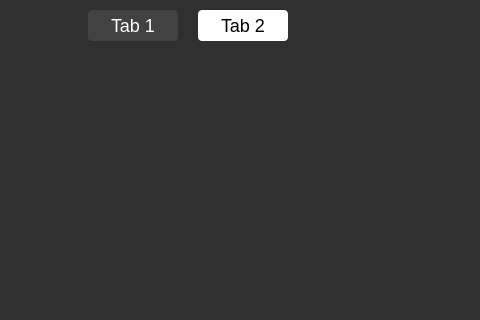
Old version of the form mainwindow.ui in the repository PyFlat-Studios-JR/Plant-The-Bomb; both pictures show x 0 to 480 and y 0 to 320 of the 900 by 500 pixel window.
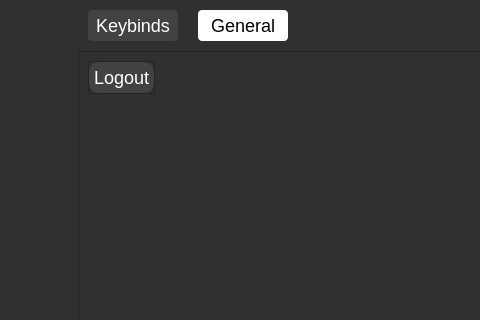
New version of the form. The open tabs and pages were chosen to show the change. Icons and pictures are not drawn. Custom widgets are drawn as their Qt base class.

```diff
--- a/mainwindow.ui
+++ b/mainwindow.ui
@@ -131,9 +131,14 @@
 QTableView, QTableView::item, QTreeView, QTreeView::item{
     border: 0;
 }
-QPushButton#quit_button, QPushButton#pause_button, QPushButton#reset_keybinds_btn, QPushButton#save_keybinds_btn{
+QPushButton#quit_button,
+QPushButton#pause_button,
+QPushButton#reset_keybinds_btn,
+QPushButton#save_keybinds_btn,
+QPushButton#logout_button{
     background: #424242;
     border-radius: 10px;
+    padding: 5px;
 }
 
 QPushButton#play{
@@ -142,7 +147,13 @@
     margin-top: 8px;
     margin-bottom: 8px;
 }
-QPushButton#play:hover, QPushButton#quit_button:hover, QPushButton#pause_button:hover, QPushButton#save_keybinds_btn:hover, QPushButton#reset_keybinds_btn:hover{
+
+QPushButton#play:hover,
+QPushButton#quit_button:hover,
+QPushButton#pause_button:hover,
+QPushButton#save_keybinds_btn:hover,
+QPushButton#reset_keybinds_btn:hover,
+QPushButton#logout_button:hover{
     background: #212121;
 }
 QScrollBar::sub-line:vertical, QScrollBar::add-line:vertical {
@@ -957,7 +968,7 @@
               </property>
               <widget class="QWidget" name="tab">
                <attribute name="title">
-                <string>Tab 1</string>
+                <string>Keybinds</string>
                </attribute>
                <layout class="QVBoxLayout" name="verticalLayout_16">
                 <property name="spacing">
@@ -1081,8 +1092,71 @@
               </widget>
               <widget class="QWidget" name="tab_2">
                <attribute name="title">
-                <string>Tab 2</string>
+                <string>General</string>
                </attribute>
+               <layout class="QHBoxLayout" name="horizontalLayout_27">
+                <property name="spacing">
+                 <number>0</number>
+                </property>
+                <property name="leftMargin">
+                 <number>0</number>
+                </property>
+                <property name="topMargin">
+                 <number>0</number>
+                </property>
+                <property name="rightMargin">
+                 <number>0</number>
+                </property>
+                <property name="bottomMargin">
+                 <number>0</number>
+                </property>
+                <item>
+                 <widget class="QFrame" name="frame_29">
+                  <property name="frameShape">
+                   <enum>QFrame::StyledPanel</enum>
+                  </property>
+                  <property name="frameShadow">
+                   <enum>QFrame::Raised</enum>
+                  </property>
+                  <layout class="QVBoxLayout" name="verticalLayout_17">
+                   <item alignment="Qt::AlignLeft|Qt::AlignTop">
+                    <widget class="QFrame" name="frame_30">
+                     <property name="frameShape">
+                      <enum>QFrame::StyledPanel</enum>
+                     </property>
+                     <property name="frameShadow">
+                      <enum>QFrame::Raised</enum>
+                     </property>
+                     <layout class="QHBoxLayout" name="horizontalLayout_28">
+                      <property name="spacing">
+                       <number>0</number>
+                      </property>
+                      <property name="leftMargin">
+                       <number>0</number>
+                      </property>
+                      <property name="topMargin">
+                       <number>0</number>
+                      </property>
+                      <property name="rightMargin">
+                       <number>0</number>
+                      </property>
+                      <property name="bottomMargin">
+                       <number>0</number>
+                      </property>
+                      <item>
+                       <widget class="QPushButton" name="logout_button">
+                        <property name="text">
+                         <string>Logout</string>
+                        </property>
+                       </widget>
+                      </item>
+                     </layout>
+                    </widget>
+                   </item>
+                  </layout>
+                 </widget>
+                </item>
+               </layout>
               </widget>
              </widget>
             </item>
```
Left out of the diff: 4 changed lines with no effect on the pictures.
